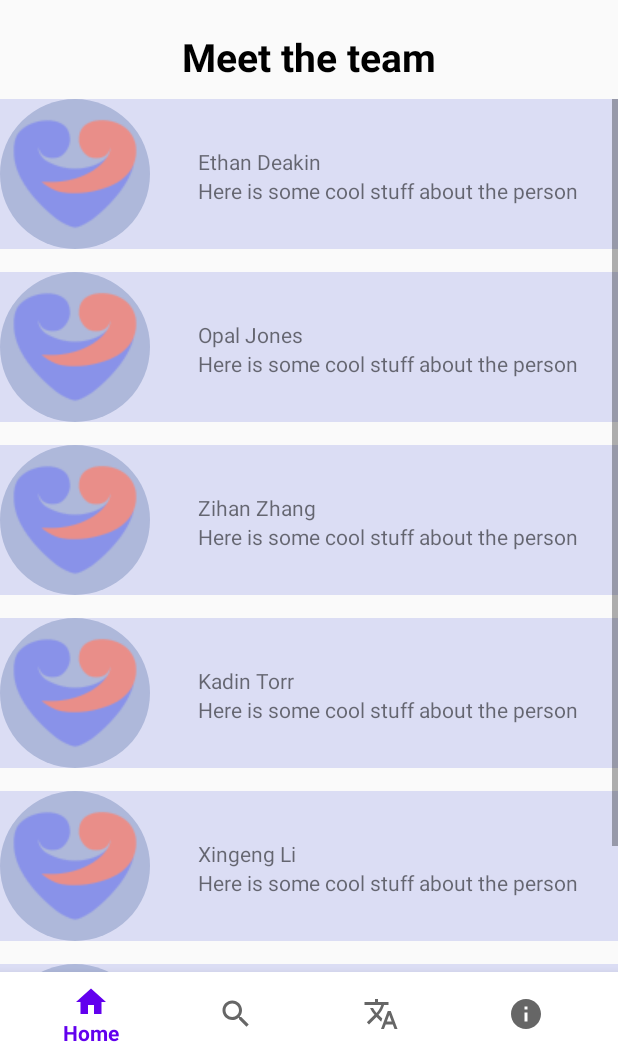
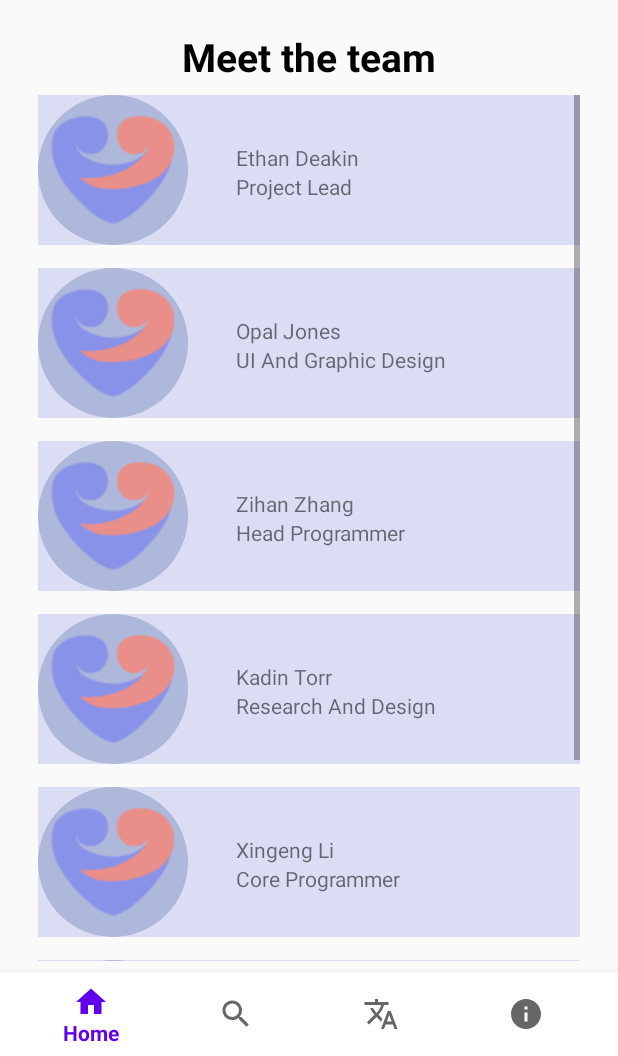
Before and after one commit to Bald-M/KoruCare, an Android app: the InfoFragment screen opened through its navigation route, on a phone screen of 412 x 824 dp, the part 180-1236 px from its top. Run offline under Robolectric (Android 15) with nearby library versions, the phone set to English and light mode, and no system bars.

Commit message:
update info

```diff
--- a/app/src/main/res/layout/fragment_info.xml
+++ b/app/src/main/res/layout/fragment_info.xml
@@ -9,7 +9,7 @@
         android:id="@+id/meetTeamTV"
         android:layout_width="wrap_content"
         android:layout_height="wrap_content"
-        android:text="Meet the team"
+        android:text="@string/meet_the_team"
         android:textColor="@color/black"
         android:textSize="26sp"
         android:textStyle="bold"
@@ -20,13 +20,11 @@
     <ScrollView
         android:layout_width="0dp"
         android:layout_height="wrap_content"
-        android:layout_marginTop="20dp"
+        android:padding="25dp"
         app:layout_constraintBottom_toBottomOf="parent"
         app:layout_constraintEnd_toEndOf="parent"
-        app:layout_constraintHorizontal_bias="0.0"
         app:layout_constraintStart_toStartOf="parent"
-        app:layout_constraintTop_toBottomOf="@+id/meetTeamTV"
-        app:layout_constraintVertical_bias="0.17">
+        app:layout_constraintTop_toBottomOf="@+id/meetTeamTV">
 
         <LinearLayout
             android:layout_width="match_parent"
@@ -59,7 +57,7 @@
                 <TextView
                     android:layout_width="wrap_content"
                     android:layout_height="wrap_content"
-                    android:text="Here is some cool stuff about the person"
+                    android:text="Project Lead"
                     app:layout_constraintStart_toStartOf="@+id/textView"
                     app:layout_constraintTop_toBottomOf="@+id/textView" />
 
@@ -92,7 +90,7 @@
                 <TextView
                     android:layout_width="wrap_content"
                     android:layout_height="wrap_content"
-                    android:text="Here is some cool stuff about the person"
+                    android:text="UI And Graphic Design"
                     app:layout_constraintStart_toStartOf="@+id/textView2"
                     app:layout_constraintTop_toBottomOf="@+id/textView2" />
             </androidx.constraintlayout.widget.ConstraintLayout>
@@ -124,7 +122,7 @@
                 <TextView
                     android:layout_width="wrap_content"
                     android:layout_height="wrap_content"
-                    android:text="Here is some cool stuff about the person"
+                    android:text="Head Programmer"
                     app:layout_constraintStart_toStartOf="@+id/textView3"
                     app:layout_constraintTop_toBottomOf="@+id/textView3" />
             </androidx.constraintlayout.widget.ConstraintLayout>
@@ -156,7 +154,7 @@
                 <TextView
                     android:layout_width="wrap_content"
                     android:layout_height="wrap_content"
-                    android:text="Here is some cool stuff about the person"
+                    android:text="Research And Design"
                     app:layout_constraintStart_toStartOf="@+id/textView4"
                     app:layout_constraintTop_toBottomOf="@+id/textView4" />
             </androidx.constraintlayout.widget.ConstraintLayout>
@@ -188,8 +186,7 @@
                 <TextView
                     android:layout_width="wrap_content"
                     android:layout_height="wrap_content"
-
-                    android:text="Here is some cool stuff about the person"
+                    android:text="Core Programmer"
                     app:layout_constraintStart_toStartOf="@+id/textView5"
                     app:layout_constraintTop_toBottomOf="@+id/textView5" />
             </androidx.constraintlayout.widget.ConstraintLayout>
@@ -221,7 +218,7 @@
                 <TextView
                     android:layout_width="wrap_content"
                     android:layout_height="wrap_content"
-                    android:text="Here is some cool stuff about the person"
+                    android:text="Document Specialist"
                     app:layout_constraintStart_toStartOf="@+id/textView6"
                     app:layout_constraintTop_toBottomOf="@+id/textView6" />
             </androidx.constraintlayout.widget.ConstraintLayout>
@@ -253,7 +250,7 @@
                 <TextView
                     android:layout_width="wrap_content"
                     android:layout_height="wrap_content"
-                    android:text="Here is some cool stuff about the person"
+                    android:text="Quality Assurance"
                     app:layout_constraintStart_toStartOf="@+id/textView7"
                     app:layout_constraintTop_toBottomOf="@+id/textView7" />
             </androidx.constraintlayout.widget.ConstraintLayout>
--- a/app/src/main/res/values/strings.xml
+++ b/app/src/main/res/values/strings.xml
@@ -8,4 +8,5 @@
     <string name="process_of_escorting_button">Process of Escorting</string>
     <string name="legal_rights_button">Your legal rights</string>
     <string name="quiz_button">Take Quiz</string>
+    <string name="meet_the_team">Meet the team</string>
 </resources>
```
Also changed, not shown: 1 other file.
